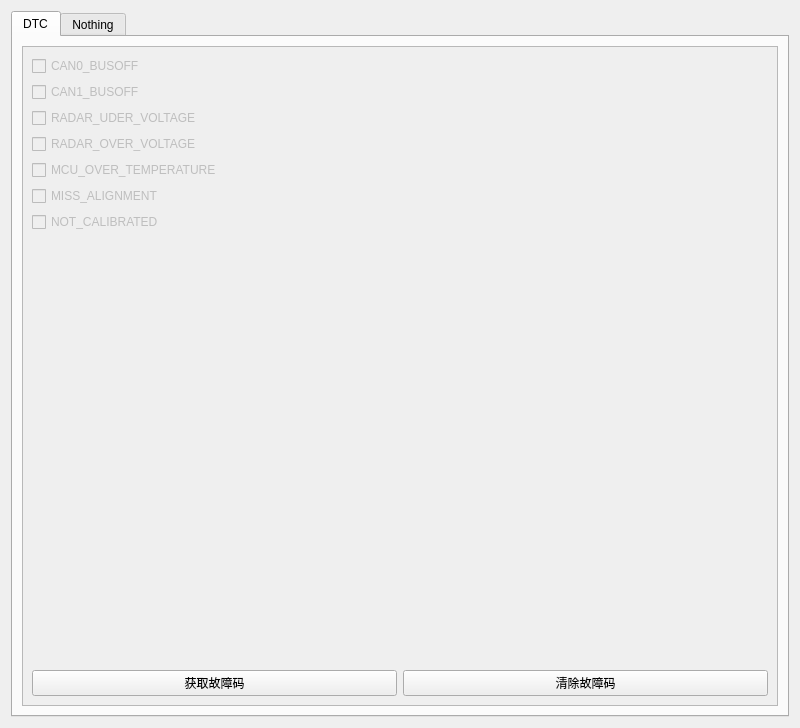
Old version of the form eol_sub_more_window/eol_sub_more_window.ui in the repository aron566/EOL_CAN_Tool.
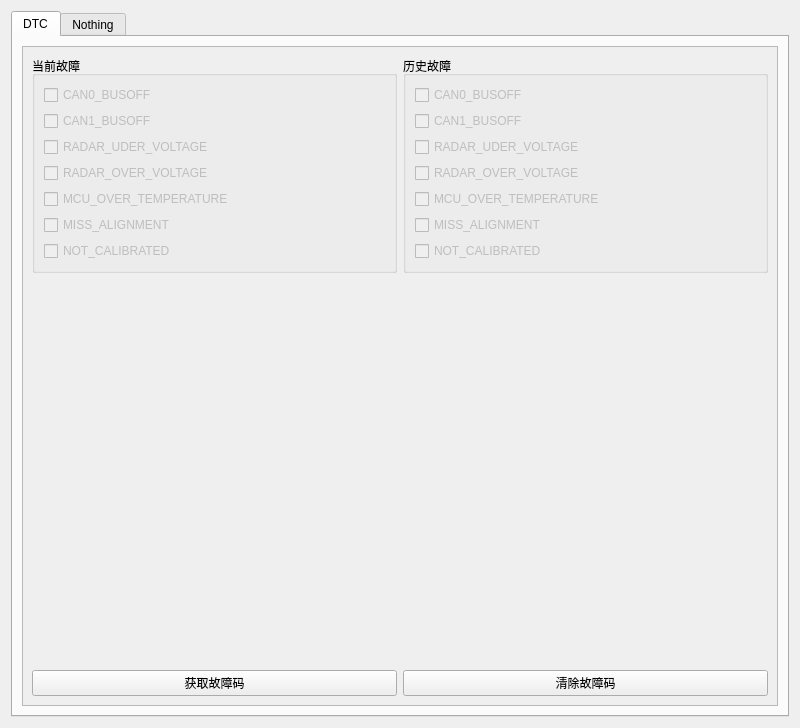
New version of the form.

Commit message: <feat>: <添加历史错误>

```diff
--- a/eol_sub_more_window/eol_sub_more_window.ui
+++ b/eol_sub_more_window/eol_sub_more_window.ui
@@ -38,18 +38,17 @@
             <height>646</height>
            </rect>
           </property>
+          <layout class="QGridLayout" name="gridLayout_5">
+           <item row="0" column="0">
+            <widget class="QGroupBox" name="current_groupBox">
+             <property name="title">
+              <string>当前故障</string>
+             </property>
           <layout class="QGridLayout" name="gridLayout_3">
-           <item row="2" column="1">
-            <widget class="QPushButton" name="clear_err_pushButton">
-             <property name="text">
-              <string>清除故障码</string>
-             </property>
-            </widget>
-           </item>
            <item row="0" column="0">
             <layout class="QVBoxLayout" name="verticalLayout">
              <item>
-              <widget class="QCheckBox" name="bit0_checkBox">
+                 <widget class="QCheckBox" name="err0_checkBox">
                <property name="enabled">
                 <bool>false</bool>
                </property>
@@ -59,7 +58,7 @@
               </widget>
              </item>
              <item>
-              <widget class="QCheckBox" name="bit1_checkBox">
+                 <widget class="QCheckBox" name="err1_checkBox">
                <property name="enabled">
                 <bool>false</bool>
                </property>
@@ -69,7 +68,7 @@
               </widget>
              </item>
              <item>
-              <widget class="QCheckBox" name="bit2_checkBox">
+                 <widget class="QCheckBox" name="err2_checkBox">
                <property name="enabled">
                 <bool>false</bool>
                </property>
@@ -79,7 +78,7 @@
               </widget>
              </item>
              <item>
-              <widget class="QCheckBox" name="bit3_checkBox">
+                 <widget class="QCheckBox" name="err3_checkBox">
                <property name="enabled">
                 <bool>false</bool>
                </property>
@@ -89,7 +88,7 @@
               </widget>
              </item>
              <item>
-              <widget class="QCheckBox" name="bit4_checkBox">
+                 <widget class="QCheckBox" name="err4_checkBox">
                <property name="enabled">
                 <bool>false</bool>
                </property>
@@ -99,7 +98,7 @@
               </widget>
              </item>
              <item>
-              <widget class="QCheckBox" name="bit5_checkBox">
+                 <widget class="QCheckBox" name="err5_checkBox">
                <property name="enabled">
                 <bool>false</bool>
                </property>
@@ -109,7 +108,7 @@
               </widget>
              </item>
              <item>
-              <widget class="QCheckBox" name="bit6_checkBox">
+                 <widget class="QCheckBox" name="err6_checkBox">
                <property name="enabled">
                 <bool>false</bool>
                </property>
@@ -120,11 +119,90 @@
              </item>
             </layout>
            </item>
-           <item row="2" column="0">
-            <widget class="QPushButton" name="get_err_pushButton">
+             </layout>
+            </widget>
+           </item>
+           <item row="0" column="1">
+            <widget class="QGroupBox" name="history_groupBox">
+             <property name="title">
+              <string>历史故障</string>
+             </property>
+             <layout class="QGridLayout" name="gridLayout_4">
+              <item row="0" column="0">
+               <layout class="QVBoxLayout" name="verticalLayout_2">
+                <item>
+                 <widget class="QCheckBox" name="err0_history_checkBox">
+                  <property name="enabled">
+                   <bool>false</bool>
+                  </property>
              <property name="text">
-              <string>获取故障码</string>
-             </property>
+                   <string>CAN0_BUSOFF</string>
+                  </property>
+                 </widget>
+                </item>
+                <item>
+                 <widget class="QCheckBox" name="err1_history_checkBox">
+                  <property name="enabled">
+                   <bool>false</bool>
+                  </property>
+                  <property name="text">
+                   <string>CAN1_BUSOFF</string>
+                  </property>
+                 </widget>
+                </item>
+                <item>
+                 <widget class="QCheckBox" name="err2_history_checkBox">
+                  <property name="enabled">
+                   <bool>false</bool>
+                  </property>
+                  <property name="text">
+                   <string>RADAR_UDER_VOLTAGE</string>
+                  </property>
+                 </widget>
+                </item>
+                <item>
+                 <widget class="QCheckBox" name="err3_history_checkBox">
+                  <property name="enabled">
+                   <bool>false</bool>
+                  </property>
+                  <property name="text">
+                   <string>RADAR_OVER_VOLTAGE</string>
+                  </property>
+                 </widget>
+                </item>
+                <item>
+                 <widget class="QCheckBox" name="err4_history_checkBox">
+                  <property name="enabled">
+                   <bool>false</bool>
+                  </property>
+                  <property name="text">
+                   <string>MCU_OVER_TEMPERATURE</string>
+                  </property>
+                 </widget>
+                </item>
+                <item>
+                 <widget class="QCheckBox" name="err5_history_checkBox">
+                  <property name="enabled">
+                   <bool>false</bool>
+                  </property>
+                  <property name="text">
+                   <string>MISS_ALIGNMENT</string>
+                  </property>
+                 </widget>
+                </item>
+                <item>
+                 <widget class="QCheckBox" name="err6_history_checkBox">
+                  <property name="enabled">
+                   <bool>false</bool>
+                  </property>
+                  <property name="text">
+                   <string>NOT_CALIBRATED</string>
+                  </property>
+                 </widget>
+                </item>
+               </layout>
+              </item>
+             </layout>
             </widget>
            </item>
            <item row="1" column="0">
@@ -140,6 +218,20 @@
              </property>
             </spacer>
            </item>
+           <item row="2" column="0">
+            <widget class="QPushButton" name="get_err_pushButton">
+             <property name="text">
+              <string>获取故障码</string>
+             </property>
+            </widget>
+           </item>
+           <item row="2" column="1">
+            <widget class="QPushButton" name="clear_err_pushButton">
+             <property name="text">
+              <string>清除故障码</string>
+             </property>
+            </widget>
+           </item>
           </layout>
          </widget>
         </widget>
```
Lines whose indentation alone changed are shown as unchanged. The commit also changes 1 other file.
